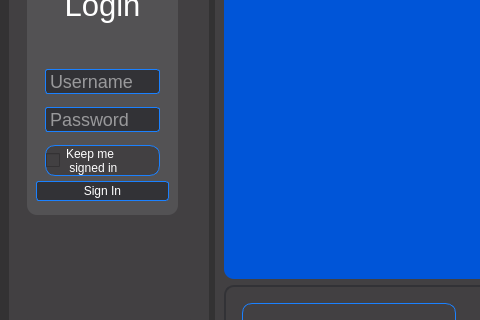
Above: uifiles/main.ui from weakunix/python_git before the change; both pictures show x 0 to 480 and y 108 to 428 of the 967 by 727 pixel window. Below: the same form after it.
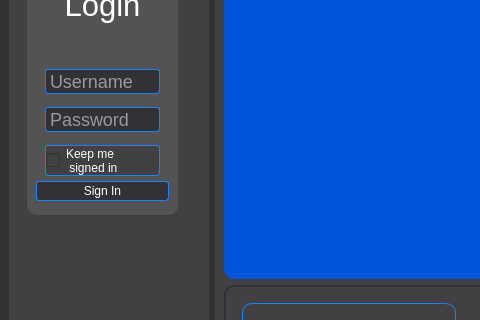
That is the form after the change. Icons and pictures are not drawn.

Commit message: made into widgets. ruoyu do yo thing

```diff
--- a/uifiles/main.ui
+++ b/uifiles/main.ui
@@ -73,6 +73,7 @@
 	background: rgb(66, 64, 66);
 	border: 1px solid rgb(27, 129, 255);
 	color:rgb(255, 255, 255);
+	border-radius:3px;
 }
 QCheckBox:hover{
 	border:1px solid rgb(213, 214, 146);
```
The commit also changes 7 other files.
